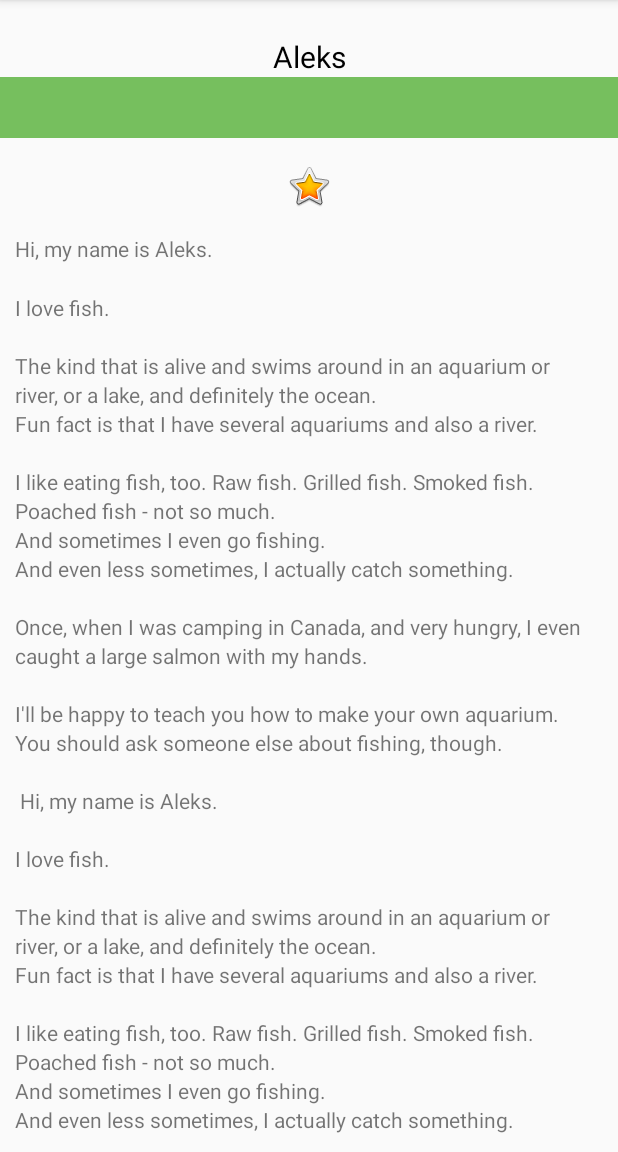
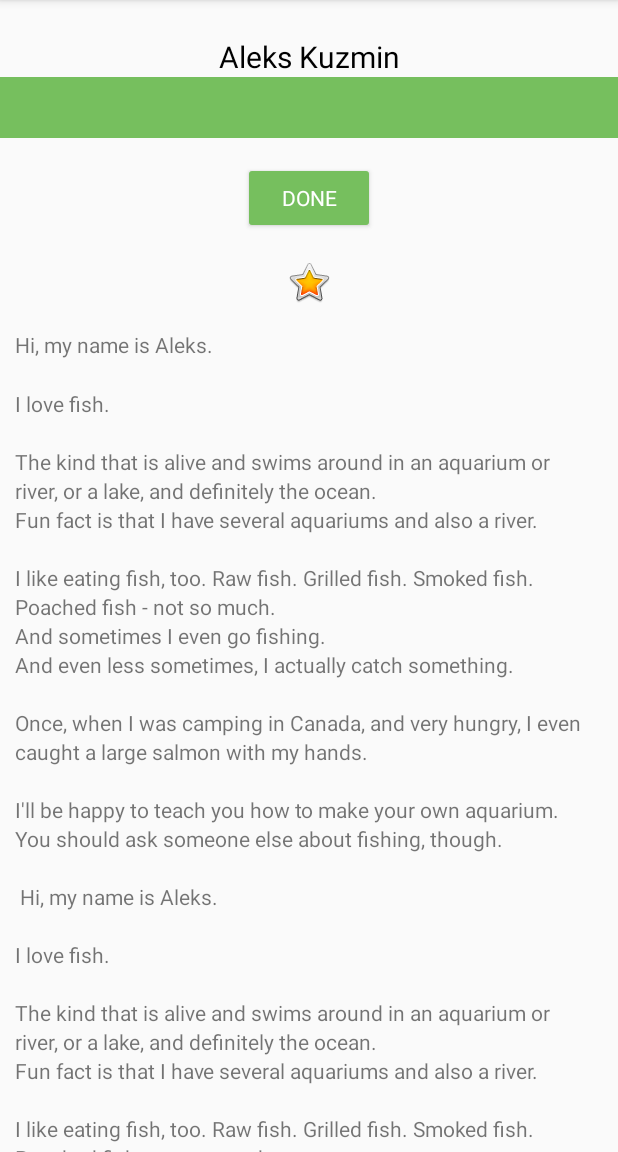
Before and after one commit to kuzminal/AboutMeApp, an Android app: the screen it shows after launch (MainActivity), after a tap on "DONE", on a phone screen of 412 x 824 dp, the part 84-1236 px from its top. Run offline under Robolectric (Android 15) with nearby library versions, the phone set to English and light mode, and no system bars; our stand-ins replace data binding; Roboto replaces fonts that are not available here.

```diff
--- a/app/build.gradle
+++ b/app/build.gradle
@@ -21,6 +21,9 @@ android {
             proguardFiles getDefaultProguardFile('proguard-android-optimize.txt'), 'proguard-rules.pro'
         }
     }
+    dataBinding {
+        enabled = true
+    }
 }
 
 dependencies {
--- a/app/src/main/AndroidManifest.xml
+++ b/app/src/main/AndroidManifest.xml
@@ -1,6 +1,6 @@
 <?xml version="1.0" encoding="utf-8"?>
 <manifest xmlns:android="http://schemas.android.com/apk/res/android"
-    package="com.android.kuzmin.AboutMe" >
+    package="com.android.kuzmin.aboutMe" >
 
     <application
         android:allowBackup="true"
@@ -9,7 +9,7 @@
         android:roundIcon="@mipmap/ic_launcher_round"
         android:supportsRtl="true"
         android:theme="@style/AppTheme" >
-        <activity android:name=".MainActivity" >
+        <activity android:name="com.android.kuzmin.aboutMe.MainActivity" >
             <intent-filter>
                 <action android:name="android.intent.action.MAIN" />
 
--- a/app/src/main/java/com/android/kuzmin/AboutMe/MainActivity.kt
+++ /dev/null
@@ -1,49 +0,0 @@
-package com.android.kuzmin.AboutMe
-
-import android.content.Context
-import androidx.appcompat.app.AppCompatActivity
-import android.os.Bundle
-import android.view.View
-import android.view.inputmethod.InputMethodManager
-import android.widget.Button
-import android.widget.EditText
-import android.widget.TextView
-
-class MainActivity : AppCompatActivity() {
-
-    override fun onCreate(savedInstanceState: Bundle?) {
-        super.onCreate(savedInstanceState)
-        setContentView(R.layout.activity_main)
-        findViewById<Button>(R.id.done_button).setOnClickListener {
-            addNickname(it)
-        }
-        findViewById<TextView>(R.id.nickname_text).setOnClickListener {
-            updateNickname(it)
-        }
-    }
-
-    private fun addNickname(view: View) {
-        val editText = findViewById<EditText>(R.id.nickname_edit)
-        val nicknameTextView = findViewById<TextView>(R.id.nickname_text)
-        nicknameTextView.text = editText.text
-        editText.visibility = View.GONE
-        view.visibility = View.GONE
-        nicknameTextView.visibility = View.VISIBLE
-        // Hide the keyboard.
-        val inputMethodManager = getSystemService(Context.INPUT_METHOD_SERVICE) as InputMethodManager
-        inputMethodManager.hideSoftInputFromWindow(view.windowToken, 0)
-    }
-
-    private fun updateNickname (view: View) {
-        val editText = findViewById<EditText>(R.id.nickname_edit)
-        val doneButton = findViewById<Button>(R.id.done_button)
-        editText.visibility = View.VISIBLE
-        doneButton.visibility = View.VISIBLE
-        view.visibility = View.GONE
-        // Set the focus to the edit text.
-        editText.requestFocus()
-        // Show the keyboard.
-        val imm = getSystemService(Context.INPUT_METHOD_SERVICE) as InputMethodManager
-        imm.showSoftInput(editText, 0)
-    }
-}
--- /dev/null
+++ b/app/src/main/java/com/android/kuzmin/aboutMe/MainActivity.kt
@@ -0,0 +1,54 @@
+package com.android.kuzmin.aboutMe
+
+import android.content.Context
+import androidx.appcompat.app.AppCompatActivity
+import android.os.Bundle
+import android.view.View
+import android.view.inputmethod.InputMethodManager
+import androidx.databinding.DataBindingUtil
+import com.android.kuzmin.aboutMe.databinding.ActivityMainBinding
+
+class MainActivity : AppCompatActivity() {
+    private lateinit var binding: ActivityMainBinding
+    private val myName: MyName = MyName("Aleks Kuzmin")
+
+    override fun onCreate(savedInstanceState: Bundle?) {
+        super.onCreate(savedInstanceState)
+        binding = DataBindingUtil.setContentView(this, R.layout.activity_main)
+        binding.myName = myName
+        binding.doneButton.setOnClickListener {
+            addNickname(it)
+        }
+        binding.nicknameText.setOnClickListener {
+            updateNickname(it)
+        }
+    }
+
+    private fun addNickname(view: View) {
+        binding.apply {
+            myName?.nickname = nicknameEdit.text.toString()
+            invalidateAll()
+            nicknameEdit.visibility = View.GONE
+            doneButton.visibility = View.GONE
+            nicknameText.visibility = View.VISIBLE
+        }
+        view.visibility = View.VISIBLE
+        // Hide the keyboard.
+        val inputMethodManager = getSystemService(Context.INPUT_METHOD_SERVICE) as InputMethodManager
+        inputMethodManager.hideSoftInputFromWindow(view.windowToken, 0)
+    }
+
+    private fun updateNickname (view: View) {
+        binding.apply{
+            nicknameEdit.visibility = View.VISIBLE
+            doneButton.visibility = View.VISIBLE
+            nicknameEdit.requestFocus()
+        }
+        view.visibility = View.GONE
+        // Set the focus to the edit text.
+
+        // Show the keyboard.
+        val imm = getSystemService(Context.INPUT_METHOD_SERVICE) as InputMethodManager
+        imm.showSoftInput(binding.nicknameEdit, 0)
+    }
+}
--- /dev/null
+++ b/app/src/main/java/com/android/kuzmin/aboutMe/MyName.kt
@@ -0,0 +1,4 @@
+package com.android.kuzmin.aboutMe
+
+data class MyName(var name: String = "", var nickname: String = "") {
+}
--- a/app/src/main/res/layout/activity_main.xml
+++ b/app/src/main/res/layout/activity_main.xml
@@ -1,21 +1,28 @@
 <?xml version="1.0" encoding="utf-8"?>
+<layout xmlns:android="http://schemas.android.com/apk/res/android"
+    xmlns:app="http://schemas.android.com/apk/res-auto"
+    xmlns:tools="http://schemas.android.com/tools">
+
+    <data>
+        <variable
+            name="myName"
+            type="com.android.kuzmin.aboutMe.MyName" />
+    </data>
+
     <LinearLayout
-    xmlns:android="http://schemas.android.com/apk/res/android"
-    xmlns:tools="http://schemas.android.com/tools"
-    xmlns:app="http://schemas.android.com/apk/res-auto"
-    android:orientation="vertical"
         android:layout_width="match_parent"
         android:layout_height="match_parent"
+        android:orientation="vertical"
         tools:context=".MainActivity">
 
         <TextView
             android:id="@+id/name_text"
+            style="@style/NameStyle"
             android:layout_width="match_parent"
             android:layout_height="wrap_content"
-        android:text="@string/name"
+            android:text="@={myName.name}"
             android:textAlignment="center"
-        tools:text="@string/name"
-        style="@style/NameStyle" />
+            tools:text="@string/name" />
 
         <EditText
             android:id="@+id/nickname_edit"
@@ -34,7 +41,7 @@
             android:background="@color/colorAccent"
             android:paddingTop="@dimen/small_padding"
             android:paddingBottom="@dimen/small_padding"
-        android:text="TextView"
+            android:text="@={myName.nickname}"
             android:textAlignment="center"
             android:textSize="18sp"
             android:visibility="gone" />
@@ -73,3 +80,4 @@
                 android:text="@string/bio" />
         </ScrollView>
     </LinearLayout>
+</layout>
```
Also changed, not shown: 4 other files. Lines whose indentation alone changed are shown as unchanged.
